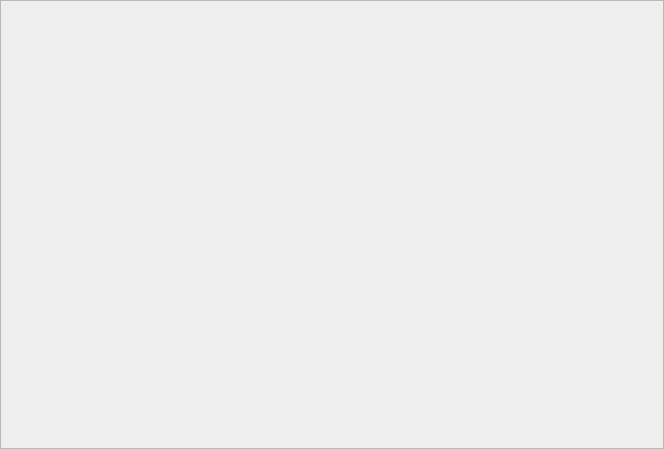
First picture: the form in retroshare-gui/src/gui/NewsFeed.ui, repository RetroShare/RetroShare, before the edit.
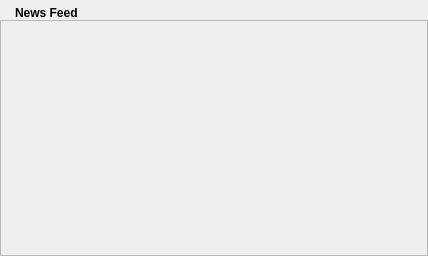
Second picture: the form after the edit. Icons and pictures are not drawn.

Commit message: -added Icon/Text Label for News Feed -fixed lots of Layouts

```diff
--- a/retroshare-gui/src/gui/NewsFeed.ui
+++ b/retroshare-gui/src/gui/NewsFeed.ui
@@ -5,27 +5,87 @@
    <rect>
     <x>0</x>
     <y>0</y>
-    <width>664</width>
-    <height>449</height>
+    <width>428</width>
+    <height>256</height>
    </rect>
   </property>
   <property name="windowTitle" >
    <string>Form</string>
   </property>
-  <layout class="QGridLayout" >
-   <property name="leftMargin" >
+  <layout class="QGridLayout" name="gridLayout_2" >
+   <property name="margin" >
     <number>0</number>
    </property>
-   <property name="topMargin" >
-    <number>0</number>
-   </property>
-   <property name="rightMargin" >
-    <number>0</number>
-   </property>
-   <property name="bottomMargin" >
+   <property name="spacing" >
     <number>0</number>
    </property>
    <item row="0" column="0" >
+    <layout class="QGridLayout" name="gridLayout" >
+     <property name="leftMargin" >
+      <number>9</number>
+     </property>
+     <property name="topMargin" >
+      <number>6</number>
+     </property>
+     <property name="rightMargin" >
+      <number>9</number>
+     </property>
+     <property name="horizontalSpacing" >
+      <number>6</number>
+     </property>
+     <property name="verticalSpacing" >
+      <number>0</number>
+     </property>
+     <item row="0" column="0" >
+      <widget class="QLabel" name="label_2" >
+       <property name="sizePolicy" >
+        <sizepolicy vsizetype="Fixed" hsizetype="Preferred" >
+         <horstretch>0</horstretch>
+         <verstretch>0</verstretch>
+        </sizepolicy>
+       </property>
+       <property name="text" >
+        <string>&lt;!DOCTYPE HTML PUBLIC "-//W3C//DTD HTML 4.0//EN" "http://www.w3.org/TR/REC-html40/strict.dtd">
+&lt;html>&lt;head>&lt;meta name="qrichtext" content="1" />&lt;style type="text/css">
+p, li { white-space: pre-wrap; }
+&lt;/style>&lt;/head>&lt;body style=" font-family:'MS Shell Dlg 2'; font-size:8.25pt; font-weight:400; font-style:normal;">
+&lt;p style=" margin-top:0px; margin-bottom:0px; margin-left:0px; margin-right:0px; -qt-block-indent:0; text-indent:0px;">&lt;img src=":/images/konqsidebar_news16.png" />&lt;/p>&lt;/body>&lt;/html></string>
+       </property>
+      </widget>
+     </item>
+     <item row="0" column="1" >
+      <widget class="QLabel" name="newslabel" >
+       <property name="sizePolicy" >
+        <sizepolicy vsizetype="Fixed" hsizetype="Preferred" >
+         <horstretch>0</horstretch>
+         <verstretch>0</verstretch>
+        </sizepolicy>
+       </property>
+       <property name="text" >
+        <string>&lt;!DOCTYPE HTML PUBLIC "-//W3C//DTD HTML 4.0//EN" "http://www.w3.org/TR/REC-html40/strict.dtd">
+&lt;html>&lt;head>&lt;meta name="qrichtext" content="1" />&lt;style type="text/css">
+p, li { white-space: pre-wrap; }
+&lt;/style>&lt;/head>&lt;body style=" font-family:'MS Shell Dlg 2'; font-size:8.25pt; font-weight:400; font-style:normal;">
+&lt;p style=" margin-top:0px; margin-bottom:0px; margin-left:0px; margin-right:0px; -qt-block-indent:0; text-indent:0px;">&lt;span style=" font-size:9pt; font-weight:600;">News Feed&lt;/span>&lt;/p>&lt;/body>&lt;/html></string>
+       </property>
+      </widget>
+     </item>
+    </layout>
+   </item>
+   <item row="0" column="1" >
+    <spacer name="horizontalSpacer" >
+     <property name="orientation" >
+      <enum>Qt::Horizontal</enum>
+     </property>
+     <property name="sizeHint" stdset="0" >
+      <size>
+       <width>321</width>
+       <height>13</height>
+      </size>
+     </property>
+    </spacer>
+   </item>
+   <item row="1" column="0" colspan="2" >
     <widget class="QFrame" name="frame" >
      <property name="frameShape" >
       <enum>QFrame::StyledPanel</enum>
```
The commit also changes 20 other files.
